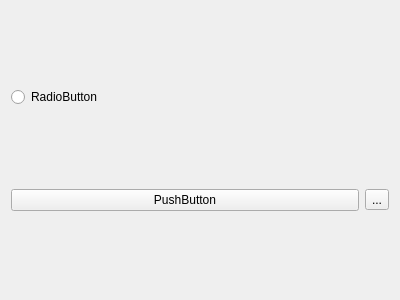
Old version of the form ui/NavigationInfo/SettingsNavigation.ui in the repository Jomart02/QT-NIS.
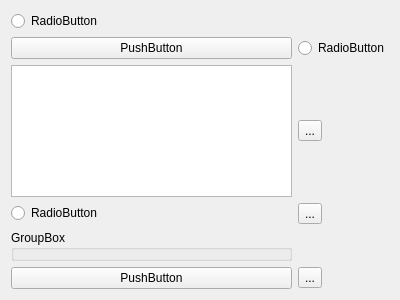
New version of the form.

```diff
--- a/ui/NavigationInfo/SettingsNavigation.ui
+++ b/ui/NavigationInfo/SettingsNavigation.ui
@@ -14,6 +14,23 @@
    <string>SettingsNavigation</string>
   </property>
   <layout class="QGridLayout" name="gridLayout">
+   <item row="2" column="0">
+    <widget class="QListView" name="listView"/>
+   </item>
+   <item row="4" column="0">
+    <widget class="QGroupBox" name="groupBox">
+     <property name="title">
+      <string>GroupBox</string>
+     </property>
+    </widget>
+   </item>
+   <item row="1" column="0">
+    <widget class="QPushButton" name="pushButton_2">
+     <property name="text">
+      <string>PushButton</string>
+     </property>
+    </widget>
+   </item>
    <item row="0" column="0">
     <widget class="QRadioButton" name="radioButton">
      <property name="text">
@@ -21,20 +38,48 @@
      </property>
     </widget>
    </item>
-   <item row="1" column="0">
+   <item row="5" column="0">
     <widget class="QPushButton" name="pushButton">
      <property name="text">
       <string>PushButton</string>
      </property>
     </widget>
    </item>
-   <item row="1" column="1">
+   <item row="5" column="1">
     <widget class="QToolButton" name="toolButton">
      <property name="text">
       <string>...</string>
      </property>
     </widget>
    </item>
+   <item row="3" column="0">
+    <widget class="QRadioButton" name="radioButton_2">
+     <property name="text">
+      <string>RadioButton</string>
+     </property>
+    </widget>
+   </item>
+   <item row="2" column="1">
+    <widget class="QToolButton" name="toolButton_2">
+     <property name="text">
+      <string>...</string>
+     </property>
+    </widget>
+   </item>
+   <item row="3" column="1">
+    <widget class="QToolButton" name="toolButton_3">
+     <property name="text">
+      <string>...</string>
+     </property>
+    </widget>
+   </item>
+   <item row="1" column="1">
+    <widget class="QRadioButton" name="radioButton_3">
+     <property name="text">
+      <string>RadioButton</string>
+     </property>
+    </widget>
+   </item>
   </layout>
  </widget>
  <resources/>
```
